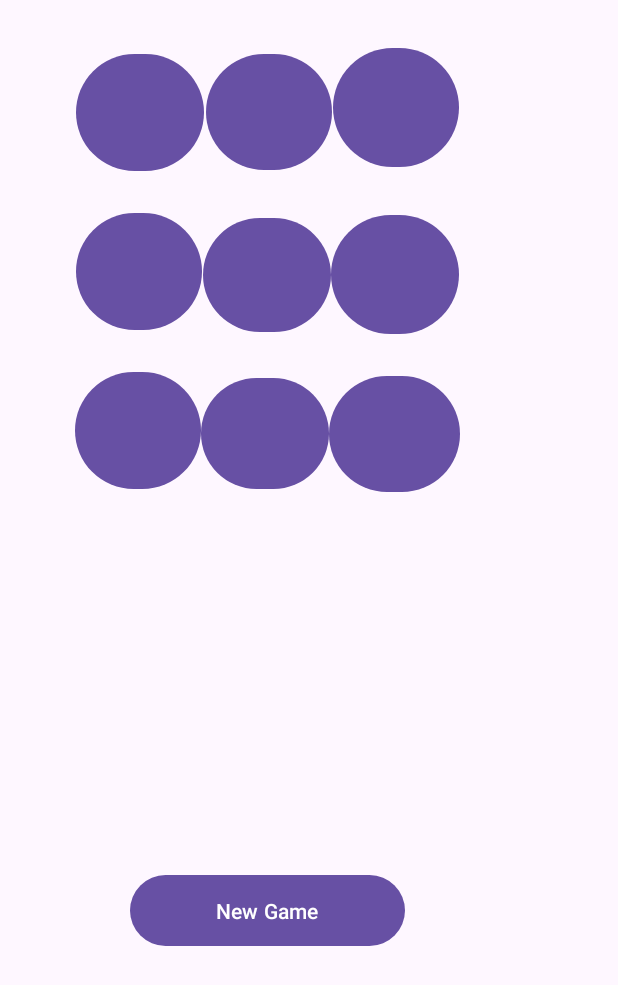
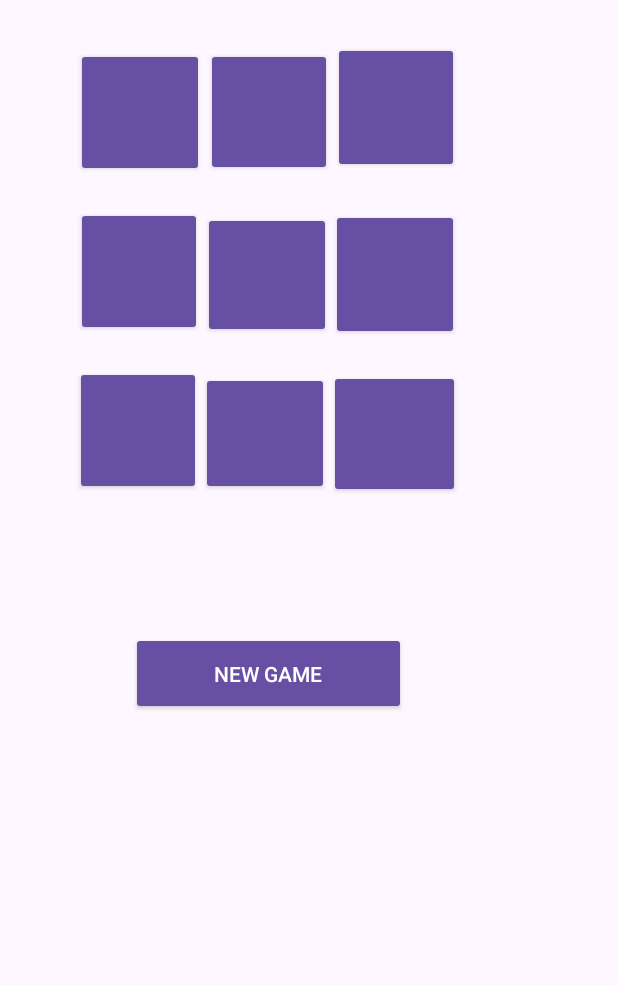
Before and after one commit to Wesli-S/CPW253--TicTacToe, an Android app: the layout activity_main.xml on its own in the app's theme, with its tools: preview values and no code run, on a phone screen of 412 x 824 dp. Shown: the top 985 px of the screen. Run offline under Robolectric (Android 15) with nearby library versions, the phone set to English and light mode, and no system bars.

```diff
--- a/app/src/main/res/layout/activity_main.xml
+++ b/app/src/main/res/layout/activity_main.xml
@@ -9,27 +9,31 @@
     tools:context=".MainActivity">
 
     <TextView
-        android:id="@+id/Score"
+        android:id="@+id/Turn"
         android:layout_width="wrap_content"
         android:layout_height="wrap_content"
         android:layout_gravity="center"
-        android:layout_marginTop="40dp"
+        android:layout_marginTop="72dp"
         app:layout_constraintEnd_toEndOf="parent"
         app:layout_constraintStart_toStartOf="parent"
-        app:layout_constraintTop_toBottomOf="@+id/button9" />
+        app:layout_constraintTop_toBottomOf="@+id/button8" />
 
     <Button
         android:id="@+id/newGameButton"
+        style="@style/Widget.AppCompat.Button.Colored"
         android:layout_width="183dp"
         android:layout_height="55dp"
         android:text="New Game"
         app:layout_constraintBottom_toBottomOf="parent"
         app:layout_constraintEnd_toEndOf="parent"
+        app:layout_constraintHorizontal_bias="0.502"
         app:layout_constraintStart_toStartOf="parent"
-        app:layout_constraintTop_toBottomOf="@+id/Score" />
+        app:layout_constraintTop_toBottomOf="@+id/Turn"
+        app:layout_constraintVertical_bias="0.0" />
 
     <Button
         android:id="@+id/button1"
+        style="@style/Widget.AppCompat.Button.Colored"
         android:layout_width="85dp"
         android:layout_height="86dp"
         android:layout_marginStart="50dp"
@@ -42,28 +46,19 @@
 
     <Button
         android:id="@+id/button2"
+        style="@style/Widget.AppCompat.Button.Colored"
         android:layout_width="84dp"
         android:layout_height="85dp"
         android:layout_marginTop="32dp"
         android:onClick="boardTapped"
-        app:layout_constraintEnd_toStartOf="@+id/button4"
+        app:layout_constraintEnd_toStartOf="@+id/button3"
         app:layout_constraintHorizontal_bias="0.5"
         app:layout_constraintStart_toEndOf="@+id/button1"
         app:layout_constraintTop_toTopOf="parent" />
 
     <Button
         android:id="@+id/button3"
-        android:layout_width="87dp"
-        android:layout_height="85dp"
-        android:layout_marginTop="20dp"
-        android:layout_marginEnd="50dp"
-        android:onClick="boardTapped"
-        app:layout_constraintEnd_toEndOf="parent"
-        app:layout_constraintStart_toEndOf="@+id/button9"
-        app:layout_constraintTop_toBottomOf="@+id/button7" />
-
-    <Button
-        android:id="@+id/button4"
+        style="@style/Widget.AppCompat.Button.Colored"
         android:layout_width="84dp"
         android:layout_height="87dp"
         android:layout_marginTop="28dp"
@@ -75,32 +70,35 @@
         app:layout_constraintTop_toTopOf="parent" />
 
     <Button
-        android:id="@+id/button5"
+        android:id="@+id/button4"
+        style="@style/Widget.AppCompat.Button.Colored"
         android:layout_width="84dp"
         android:layout_height="86dp"
         android:layout_marginStart="50dp"
         android:layout_marginTop="20dp"
         android:onClick="boardTapped"
-        app:layout_constraintEnd_toStartOf="@+id/button6"
+        app:layout_constraintEnd_toStartOf="@+id/button5"
         app:layout_constraintHorizontal_bias="0.5"
         app:layout_constraintStart_toStartOf="parent"
         app:layout_constraintTop_toBottomOf="@+id/button1" />
 
     <Button
-        android:id="@+id/button6"
+        android:id="@+id/button5"
+        style="@style/Widget.AppCompat.Button.Colored"
         android:layout_width="85dp"
         android:layout_height="84dp"
         android:layout_marginTop="24dp"
         android:onClick="boardTapped"
-        app:layout_constraintBottom_toTopOf="@+id/button9"
-        app:layout_constraintEnd_toStartOf="@+id/button7"
+        app:layout_constraintBottom_toTopOf="@+id/button8"
+        app:layout_constraintEnd_toStartOf="@+id/button6"
         app:layout_constraintHorizontal_bias="0.5"
-        app:layout_constraintStart_toEndOf="@+id/button5"
+        app:layout_constraintStart_toEndOf="@+id/button4"
         app:layout_constraintTop_toBottomOf="@+id/button2"
         app:layout_constraintVertical_bias="0.0" />
 
     <Button
-        android:id="@+id/button7"
+        android:id="@+id/button6"
+        style="@style/Widget.AppCompat.Button.Colored"
         android:layout_width="85dp"
         android:layout_height="87dp"
         android:layout_marginTop="24dp"
@@ -108,31 +106,45 @@
         android:onClick="boardTapped"
         app:layout_constraintEnd_toEndOf="parent"
         app:layout_constraintHorizontal_bias="0.5"
-        app:layout_constraintStart_toEndOf="@+id/button6"
-        app:layout_constraintTop_toBottomOf="@+id/button4" />
+        app:layout_constraintStart_toEndOf="@+id/button5"
+        app:layout_constraintTop_toBottomOf="@+id/button3" />
 
     <Button
         android:onClick="boardTapped"
-        android:id="@+id/button8"
+        style="@style/Widget.AppCompat.Button.Colored"
+        android:id="@+id/button7"
         android:layout_width="84dp"
         android:layout_height="86dp"
         android:layout_marginStart="50dp"
         android:layout_marginTop="20dp"
-        app:layout_constraintEnd_toStartOf="@+id/button9"
+        app:layout_constraintEnd_toStartOf="@+id/button8"
         app:layout_constraintHorizontal_bias="0.5"
         app:layout_constraintStart_toStartOf="parent"
-        app:layout_constraintTop_toBottomOf="@+id/button5" />
+        app:layout_constraintTop_toBottomOf="@+id/button4" />
 
     <Button
-        android:id="@+id/button9"
+        android:id="@+id/button8"
+        style="@style/Widget.AppCompat.Button.Colored"
         android:layout_width="85dp"
         android:layout_height="82dp"
         android:layout_marginBottom="24dp"
         android:onClick="boardTapped"
         app:layout_constraintBottom_toTopOf="@+id/guideline"
-        app:layout_constraintEnd_toStartOf="@+id/button3"
+        app:layout_constraintEnd_toStartOf="@+id/button9"
         app:layout_constraintHorizontal_bias="0.5"
-        app:layout_constraintStart_toEndOf="@+id/button8" />
+        app:layout_constraintStart_toEndOf="@+id/button7" />
+
+    <Button
+        android:id="@+id/button9"
+        style="@style/Widget.AppCompat.Button.Colored"
+        android:layout_width="87dp"
+        android:layout_height="85dp"
+        android:layout_marginTop="20dp"
+        android:layout_marginEnd="50dp"
+        android:onClick="boardTapped"
+        app:layout_constraintEnd_toEndOf="parent"
+        app:layout_constraintStart_toEndOf="@+id/button8"
+        app:layout_constraintTop_toBottomOf="@+id/button6" />
 
     <androidx.constraintlayout.widget.Barrier
         android:layout_width="wrap_content"
@@ -146,4 +158,13 @@
         android:orientation="horizontal"
         app:layout_constraintGuide_begin="354dp" />
 
+    <TextView
+        android:id="@+id/Score"
+        android:layout_width="wrap_content"
+        android:layout_height="wrap_content"
+        android:layout_marginTop="4dp"
+        app:layout_constraintEnd_toEndOf="parent"
+        app:layout_constraintStart_toStartOf="parent"
+        app:layout_constraintTop_toBottomOf="@+id/button8" />
+
 </androidx.constraintlayout.widget.ConstraintLayout>
--- a/gradle/libs.versions.toml
+++ b/gradle/libs.versions.toml
@@ -1,5 +1,5 @@
 [versions]
-agp = "8.3.1"
+agp = "8.4.0"
 kotlin = "1.9.0"
 coreKtx = "1.13.0"
 junit = "4.13.2"
```
Also changed, not shown: app/src/main/java/com/example/tictactoe/MainActivity.kt (+96 -4 lines), build.gradle.kts (line endings or trailing spaces), gradle/wrapper/gradle-wrapper.properties.
